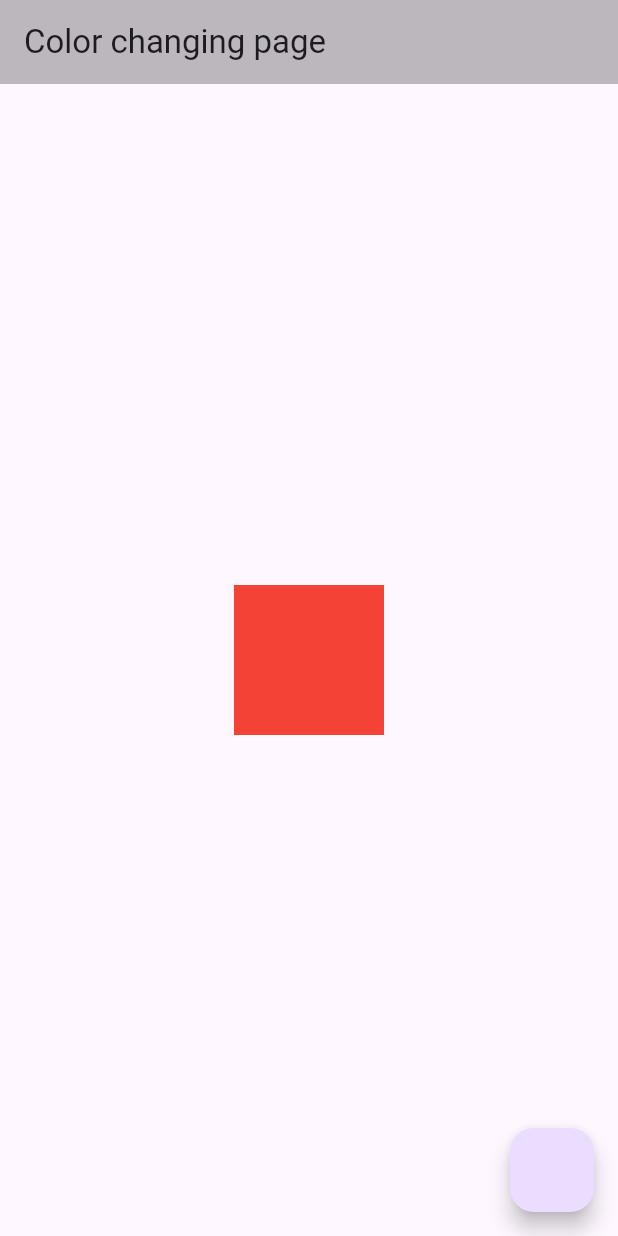
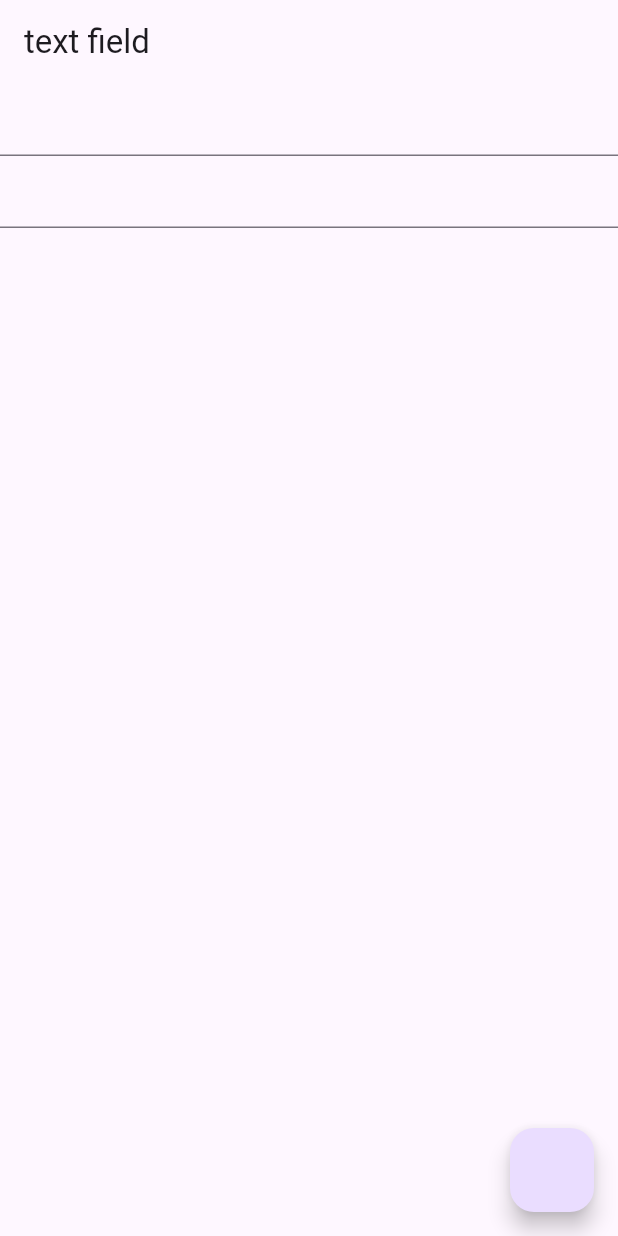
Before and after one commit to RathulVT/flutter, a Flutter app: the screen it shows after launch, on a phone screen of 412 x 824 dp. Run offline on Flutter 3.47's test engine with Material 2 defaults, Android fonts, the phone set to English and light mode, and no system bars; missing offline and left inert: dart:ffi.

Commit message:
3/6/23/ flutter

```diff
--- a/lib/main.dart
+++ b/lib/main.dart
@@ -1,6 +1,8 @@
 import 'package:flutter/material.dart';
 import 'package:untitled/color_changing.dart';
 import 'package:untitled/homepage.dart';
+import 'package:untitled/text_field_samp.dart';
+import 'package:untitled/text_field_task.dart';
 
 import 'home.dart';
 
@@ -31,7 +33,7 @@ class MyApp extends StatelessWidget {
 
       ),
 
-      home: Colorpage(),
+      home: Textfieldtask(),
     );
   }
 }
--- /dev/null
+++ b/lib/text_field_task.dart
@@ -0,0 +1,49 @@
+import 'dart:ffi';
+
+import 'package:flutter/cupertino.dart';
+import 'package:flutter/material.dart';
+
+class Textfieldtask extends StatefulWidget {
+  const Textfieldtask({Key? key}) : super(key: key);
+
+  @override
+  State<Textfieldtask> createState() => _TextfieldtaskState();
+}
+
+class _TextfieldtaskState extends State<Textfieldtask> {
+  int? a;
+  int? b;
+
+
+
+
+  @override
+  Widget build(BuildContext context) {
+    return Scaffold(
+      appBar: AppBar(
+        title: Text("text field"),
+      ),
+      body: Column(
+        children: [
+          TextField(
+            onChanged: (value1) {
+              //a = value1;
+             a=  int.parse(value1);
+            },
+          ),
+          TextField(
+            onChanged: (value2) {
+             // b = value2;
+            b =  int.parse(value2);
+            },
+          ),
+        ],
+      ),
+      floatingActionButton: FloatingActionButton(onPressed: () {
+
+
+        print( b! + a!);
+      }),
+    );
+  }
+}
```
Also changed, not shown: lib/color_changing.dart (+27 -11 lines), lib/text_field_samp.dart (added, +38 -0 lines).
